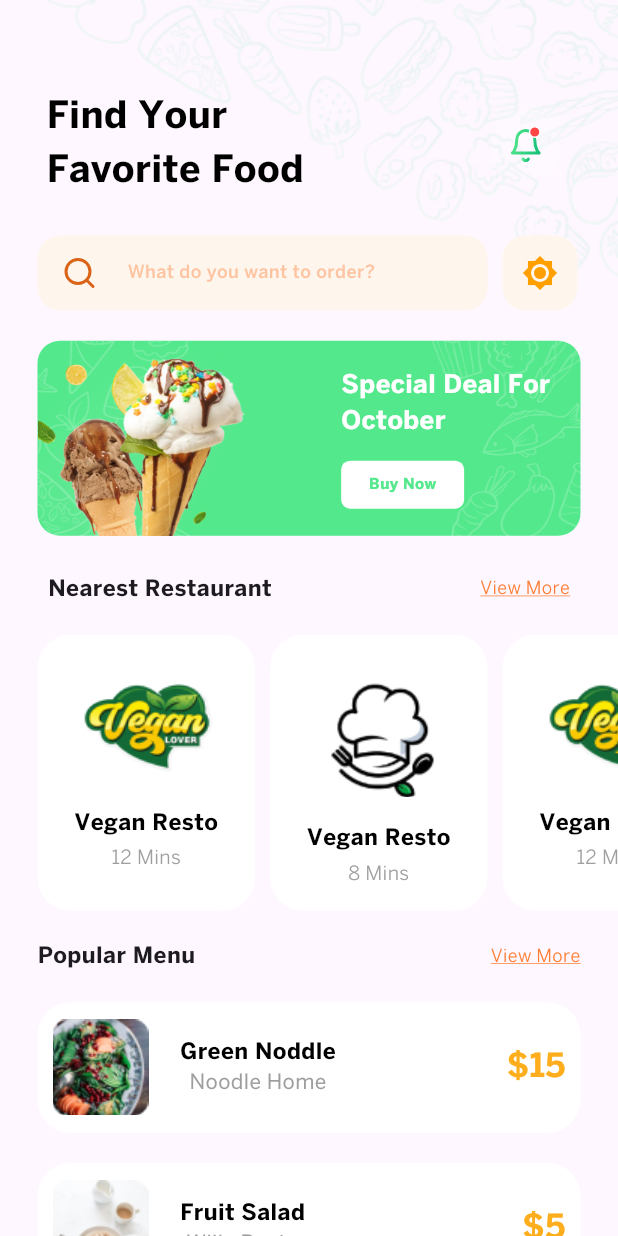
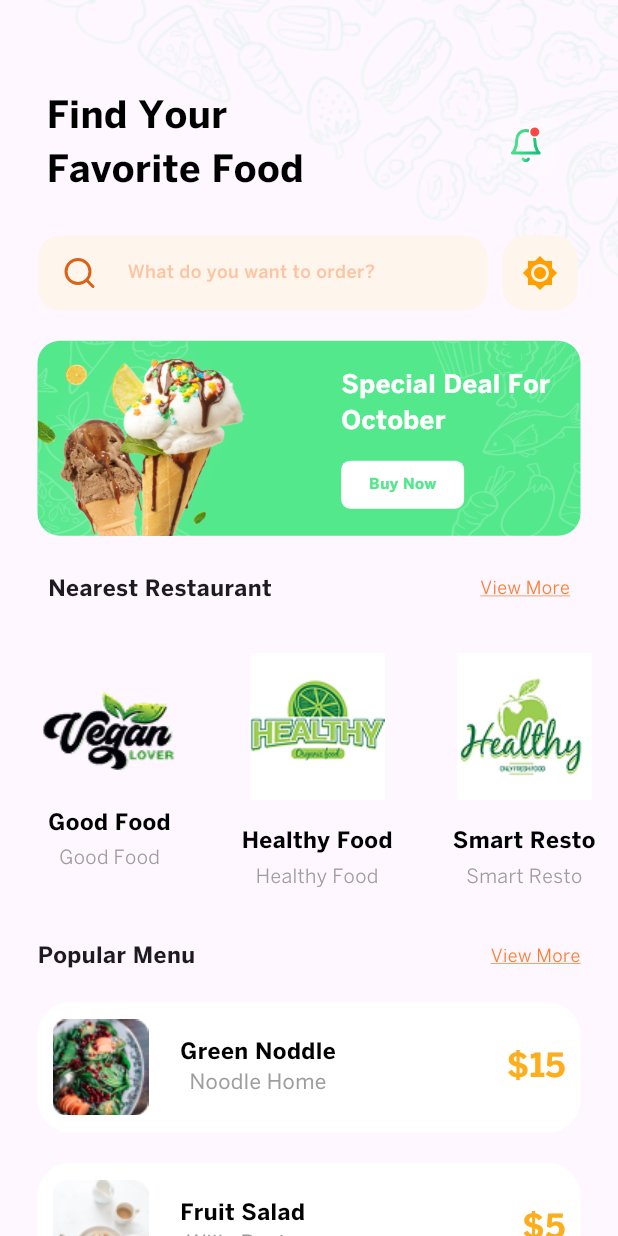
Before and after one commit to elsankry02/Food_Ninja_App, a Flutter app: the HomePage screen opened directly, on a phone screen of 412 x 824 dp. Run offline on Flutter 3.47's test engine with Material 3 defaults, Android fonts, the phone set to English and light mode, and no system bars; our stand-ins replace flutter_bloc, flutter_svg, salomon_bottom_bar, shared_preferences; accounts and stored records are empty.

Commit message:
feat: Add new images and update image manager; enhance restaurant card widget layout

```diff
--- a/lib/constant/image_manger.dart
+++ b/lib/constant/image_manger.dart
@@ -45,4 +45,7 @@ class ImageManger {
   static const kRestourantImage1 = 'assets/images/Restaurant_Image_1.png';
   static const kRestourantImage2 = 'assets/images/Restaurant_Image_2.png';
   static const kRestourantImage3 = 'assets/images/Restaurant_Image_3.png';
+  static const kOne = 'assets/images/one.png';
+  static const kTwo = 'assets/images/two.png';
+  static const kThree = 'assets/images/three.png';
 }
--- a/lib/features/home/views/cart_page/cart_page.dart
+++ b/lib/features/home/views/cart_page/cart_page.dart
@@ -39,7 +39,8 @@ class _CartPageState extends State<CartPage> {
                       style: TextManger.textstyle25Bold
                           .copyWith(color: theme.hintColor),
                     ),
-                    Expanded(
+                    SizedBox(
+                      height: 700,
                       child: GridView.builder(
                         scrollDirection: Axis.vertical,
                         gridDelegate:
@@ -49,6 +50,7 @@ class _CartPageState extends State<CartPage> {
                         itemBuilder: (context, index) {
                           return PopulerRestaurantCardWidget(
                             index: index,
+                            right: 0,
                           );
                         },
                       ),
--- a/lib/features/home/views/home_page/data/model/populer_restaurant_card_model.dart
+++ b/lib/features/home/views/home_page/data/model/populer_restaurant_card_model.dart
@@ -13,37 +13,41 @@ class PopulerRestaurantCardModel {
 
 List<PopulerRestaurantCardModel> populerRestaurantCardModel = [
   PopulerRestaurantCardModel(
-      imageCard: ImageManger.kRateRestourantImage,
-      titelText: 'titelText',
-      subTitel: 'supTitel'),
+      imageCard: ImageManger.kResturantImage,
+      titelText: 'Good Food',
+      subTitel: '22 Mins'),
   PopulerRestaurantCardModel(
       imageCard: ImageManger.kRestourantImage1,
-      titelText: 'titelText',
-      subTitel: 'supTitel'),
+      titelText: 'Healthy Food',
+      subTitel: '24 Mins'),
   PopulerRestaurantCardModel(
       imageCard: ImageManger.kRestourantImage2,
-      titelText: 'titelText',
-      subTitel: 'supTitel'),
+      titelText: 'Smart Resto',
+      subTitel: '5 Mins'),
   PopulerRestaurantCardModel(
       imageCard: ImageManger.kRestourantImage3,
-      titelText: 'titelText',
-      subTitel: 'supTitel'),
+      titelText: 'Vegan Resto',
+      subTitel: '9 Mins'),
+  PopulerRestaurantCardModel(
+      imageCard: ImageManger.kOne, titelText: 'Good Food', subTitel: '13 Mins'),
+  PopulerRestaurantCardModel(
+      imageCard: ImageManger.kResturantVagan,
+      titelText: 'Healthy Food',
+      subTitel: '18 Mins'),
   PopulerRestaurantCardModel(
       imageCard: ImageManger.kRestaurantCheef,
-      titelText: 'titelText',
-      subTitel: 'supTitel'),
+      titelText: 'Smart Resto',
+      subTitel: '17 Mins'),
   PopulerRestaurantCardModel(
-      imageCard: ImageManger.kResturantVagan,
-      titelText: 'titelText',
-      subTitel: 'supTitel'),
+      imageCard: ImageManger.kTwo,
+      titelText: 'Vegan Resto',
+      subTitel: '19 Mins'),
   PopulerRestaurantCardModel(
-      imageCard: ImageManger.kResturantImage,
-      titelText: 'titelText',
-      subTitel: 'supTitel'), PopulerRestaurantCardModel(
-      imageCard: ImageManger.kResturantImage,
-      titelText: 'titelText',
-      subTitel: 'supTitel'), PopulerRestaurantCardModel(
-      imageCard: ImageManger.kResturantImage,
-      titelText: 'titelText',
-      subTitel: 'supTitel'),
+      imageCard: ImageManger.kThree,
+      titelText: 'Good Food',
+      subTitel: '8 Mins'),
+  PopulerRestaurantCardModel(
+      imageCard: ImageManger.kPizzaEmoji,
+      titelText: 'pizza',
+      subTitel: '6 Mins'),
 ];
--- a/lib/features/home/views/home_page/home_page.dart
+++ b/lib/features/home/views/home_page/home_page.dart
@@ -1,5 +1,6 @@
 import 'package:flutter/material.dart';
-import 'package:food_ninga/features/home/views/home_page/data/model/nearest_restaurant_model.dart';
+import 'package:food_ninga/features/home/views/home_page/data/model/populer_restaurant_card_model.dart';
+import 'package:food_ninga/features/home/views/home_page/widgets/populer_restaurant_card_widget.dart';
 
 import 'view/appbar_home.dart';
 import 'view/home_container_image.dart';
@@ -7,7 +8,6 @@ import 'view/voucher_promo_screen.dart';
 import 'widgets/navigator_nearest_restaurant_widget.dart';
 import 'widgets/navigator_populer_menu_widget.dart';
 import 'widgets/populer_card_menu_widget.dart';
-import 'widgets/resturant_card_widget.dart';
 
 class HomePage extends StatelessWidget {
   const HomePage({super.key});
@@ -39,10 +39,11 @@ class HomePage extends StatelessWidget {
               physics: const BouncingScrollPhysics(),
               padding: const EdgeInsets.only(left: 25),
               scrollDirection: Axis.horizontal,
-              itemCount: restaurantList.length,
+              itemCount: populerRestaurantCardModel.length,
               itemBuilder: (context, index) {
-                return ResturantCardWidget(
+                return PopulerRestaurantCardWidget(
                   index: index,
+                  right: 40,
                 );
               },
             ),
--- a/lib/features/home/views/home_page/widgets/populer_restaurant_card_widget.dart
+++ b/lib/features/home/views/home_page/widgets/populer_restaurant_card_widget.dart
@@ -5,17 +5,20 @@ import '../../../../../constant/text_manger.dart';
 
 class PopulerRestaurantCardWidget extends StatelessWidget {
   final int index;
-
+  final double right;
   const PopulerRestaurantCardWidget({
     super.key,
     required this.index,
+    required this.right,
   });
 
   @override
   Widget build(BuildContext context) {
     final theme = Theme.of(context);
     final restaurantCardItem = populerRestaurantCardModel[index];
-    return Column(
+    return Padding(
+      padding: EdgeInsets.only(right: right),
+      child: Column(
         mainAxisAlignment: MainAxisAlignment.center,
         children: [
           Image.asset(restaurantCardItem.imageCard),
@@ -36,6 +39,7 @@ class PopulerRestaurantCardWidget extends StatelessWidget {
             ),
           ),
         ],
+      ),
     );
   }
 }
```
Also changed, not shown: lib/features/home/views/home_page/view/nearest_restaurant.dart (+15 -15 lines), lib/features/home/views/home_page/view/popular_menu_screen.dart (+2 -7 lines), assets/images/one.png (added), assets/images/three.png (added), assets/images/two.png (added), 4 other files. Lines whose indentation alone changed are shown as unchanged.
